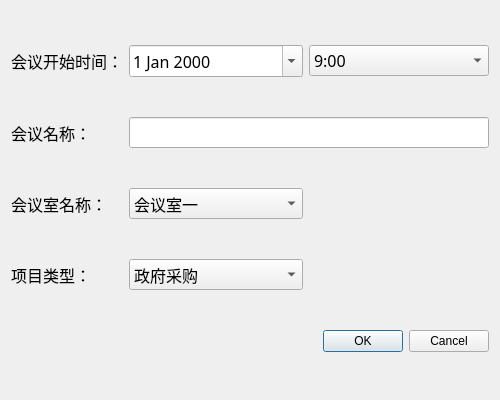
Above: InserMeeting.ui from ljgaqi/MyMeeting before the change. Below: the same form after it.
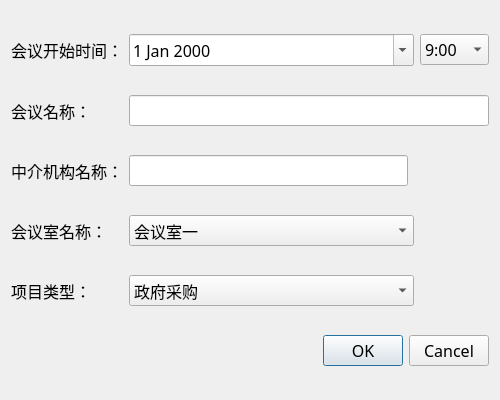
That is the form after the change.

Commit message: 初步完善弹出窗口，下一步要弄清楚窗口间的参数传递！

```diff
--- a/InserMeeting.ui
+++ b/InserMeeting.ui
@@ -14,21 +14,14 @@
    <string>添加会议日程</string>
   </property>
   <layout class="QGridLayout" name="gridLayout">
-   <item row="0" column="0">
-    <widget class="QLabel" name="label">
-     <property name="font">
-      <font>
-       <family>幼圆</family>
-       <pointsize>12</pointsize>
-      </font>
-     </property>
-     <property name="text">
-      <string>会议开始时间：</string>
-     </property>
-    </widget>
-   </item>
-   <item row="4" column="0" colspan="5">
+   <item row="5" column="0" colspan="5">
     <widget class="QDialogButtonBox" name="buttonBox">
+     <property name="font">
+      <font>
+       <family>幼圆</family>
+       <pointsize>12</pointsize>
+      </font>
+     </property>
      <property name="orientation">
       <enum>Qt::Horizontal</enum>
      </property>
@@ -37,16 +30,6 @@
      </property>
     </widget>
    </item>
-   <item row="1" column="1" colspan="4">
-    <widget class="QLineEdit" name="lineEdit">
-     <property name="font">
-      <font>
-       <family>幼圆</family>
-       <pointsize>12</pointsize>
-      </font>
-     </property>
-    </widget>
-   </item>
    <item row="1" column="0">
     <widget class="QLabel" name="label_3">
      <property name="font">
@@ -60,30 +43,24 @@
      </property>
     </widget>
    </item>
-   <item row="0" column="1" colspan="2">
-    <widget class="QDateEdit" name="dateEdit">
+   <item row="3" column="1" colspan="2">
+    <widget class="QComboBox" name="comboBox">
      <property name="font">
       <font>
        <family>幼圆</family>
        <pointsize>12</pointsize>
       </font>
      </property>
-     <property name="calendarPopup">
-      <bool>true</bool>
-     </property>
-    </widget>
-   </item>
-   <item row="2" column="0">
-    <widget class="QLabel" name="label_4">
-     <property name="font">
-      <font>
-       <family>幼圆</family>
-       <pointsize>12</pointsize>
-      </font>
-     </property>
-     <property name="text">
-      <string>会议室名称：</string>
-     </property>
+     <item>
+      <property name="text">
+       <string>会议室一</string>
+      </property>
+     </item>
+     <item>
+      <property name="text">
+       <string>会议室二</string>
+      </property>
+     </item>
     </widget>
    </item>
    <item row="0" column="3" colspan="2">
@@ -131,7 +108,20 @@
      </item>
     </widget>
    </item>
-   <item row="3" column="0">
+   <item row="0" column="0">
+    <widget class="QLabel" name="label">
+     <property name="font">
+      <font>
+       <family>幼圆</family>
+       <pointsize>12</pointsize>
+      </font>
+     </property>
+     <property name="text">
+      <string>会议开始时间：</string>
+     </property>
+    </widget>
+   </item>
+   <item row="4" column="0">
     <widget class="QLabel" name="label_5">
      <property name="font">
       <font>
@@ -144,27 +134,20 @@
      </property>
     </widget>
    </item>
-   <item row="2" column="1" colspan="2">
-    <widget class="QComboBox" name="comboBox">
+   <item row="0" column="1" colspan="2">
+    <widget class="QDateEdit" name="dateEdit">
      <property name="font">
       <font>
        <family>幼圆</family>
        <pointsize>12</pointsize>
       </font>
      </property>
-     <item>
-      <property name="text">
-       <string>会议室一</string>
-      </property>
-     </item>
-     <item>
-      <property name="text">
-       <string>会议室二</string>
-      </property>
-     </item>
+     <property name="calendarPopup">
+      <bool>true</bool>
+     </property>
     </widget>
    </item>
-   <item row="3" column="1" colspan="2">
+   <item row="4" column="1" colspan="2">
     <widget class="QComboBox" name="comboBox_2">
      <property name="font">
       <font>
@@ -184,6 +167,52 @@
      </item>
     </widget>
    </item>
+   <item row="1" column="1" colspan="4">
+    <widget class="QLineEdit" name="lineEdit">
+     <property name="font">
+      <font>
+       <family>幼圆</family>
+       <pointsize>12</pointsize>
+      </font>
+     </property>
+    </widget>
+   </item>
+   <item row="3" column="0">
+    <widget class="QLabel" name="label_4">
+     <property name="font">
+      <font>
+       <family>幼圆</family>
+       <pointsize>12</pointsize>
+      </font>
+     </property>
+     <property name="text">
+      <string>会议室名称：</string>
+     </property>
+    </widget>
+   </item>
+   <item row="2" column="0">
+    <widget class="QLabel" name="label_2">
+     <property name="font">
+      <font>
+       <family>幼圆</family>
+       <pointsize>12</pointsize>
+      </font>
+     </property>
+     <property name="text">
+      <string>中介机构名称：</string>
+     </property>
+    </widget>
+   </item>
+   <item row="2" column="1">
+    <widget class="QLineEdit" name="lineEdit_2">
+     <property name="font">
+      <font>
+       <family>幼圆</family>
+       <pointsize>12</pointsize>
+      </font>
+     </property>
+    </widget>
+   </item>
   </layout>
  </widget>
  <resources/>
```
The commit also changes 2 other files.
